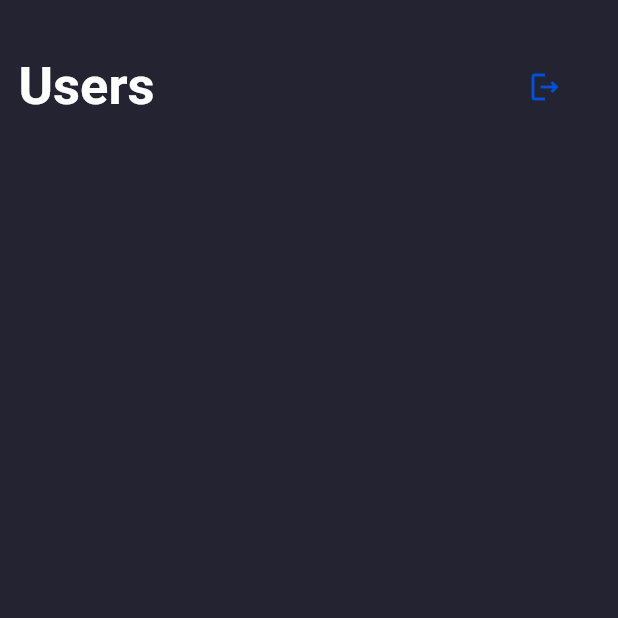
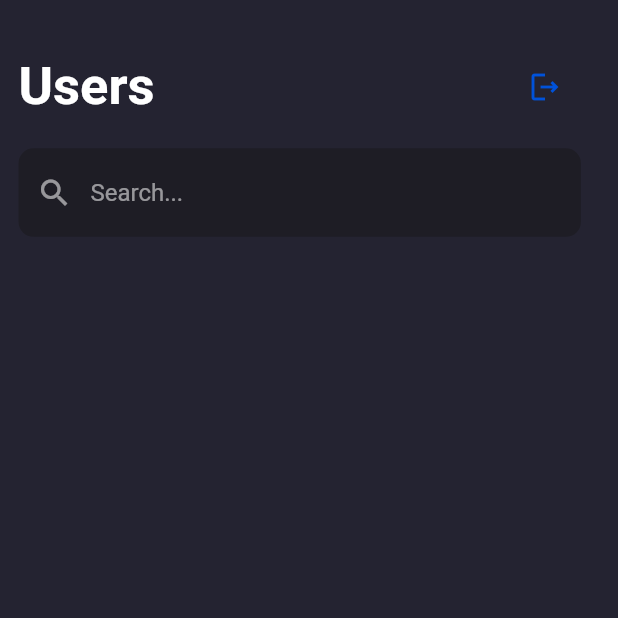
Before and after one commit to edilsonmatola/ChatifyApp-flutter, a Flutter app: the HomePage screen opened by its route, item 2 of the bottom bar chosen, on a phone screen of 412 x 824 dp, the top half of it. Run offline on Flutter 3.47's test engine with Material 2 defaults, Android fonts, the phone set to English and light mode, and no system bars; our stand-ins replace cloud_firestore, file_picker, firebase_auth, firebase_core, firebase_storage, flutter_keyboard_visibility and 3 more; accounts and stored records are empty.

Commit message:
Adding the Search Bar Field in the Users Page

```diff
--- a/lib/pages/users_page.dart
+++ b/lib/pages/users_page.dart
@@ -64,6 +64,13 @@ class _UsersPageState extends State<UsersPage> {
               ),
             ),
           ),
+          CustomTextField(
+            onEditingComplete: (_value){},
+            hintText: 'Search...',
+            obscureText: false,
+            controller: _searchFieldTextEditingController,
+            icon: Icons.search,
+          ),
         ],
       ),
     );
--- a/lib/widgets/custom_input_fields.dart
+++ b/lib/widgets/custom_input_fields.dart
@@ -41,3 +41,48 @@ class CustomTextFormField extends StatelessWidget {
     );
   }
 }
+
+// * Search Bar for Users Page
+class CustomTextField extends StatelessWidget {
+  const CustomTextField(
+      {Key? key,
+      required this.onEditingComplete,
+      required this.hintText,
+      required this.obscureText,
+      required this.controller,
+      this.icon})
+      : super(key: key);
+
+  final Function(String) onEditingComplete;
+  final String hintText;
+  final bool obscureText;
+  final TextEditingController controller;
+  final IconData? icon;
+
+  @override
+  Widget build(BuildContext context) {
+    return TextField(
+      controller: controller,
+      cursorColor: Colors.white,
+      decoration: InputDecoration(
+        fillColor: const Color.fromRGBO(30, 29, 37, 1),
+        filled: true,
+        border: OutlineInputBorder(
+          borderRadius: BorderRadius.circular(10),
+          borderSide: BorderSide.none,
+        ),
+        hintText: hintText,
+        hintStyle: const TextStyle(
+          color: Colors.white54,
+        ),
+        prefixIcon: Icon(
+          icon,
+          color: Colors.white54,
+        ),
+      ),
+      onEditingComplete: () => onEditingComplete(controller.value.text),
+      style: const TextStyle(color: Colors.white),
+      obscureText: obscureText,
+    );
+  }
+}
```
